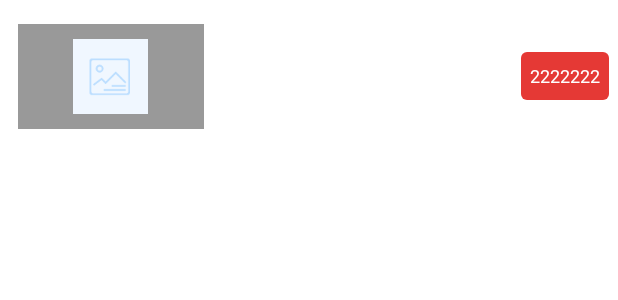
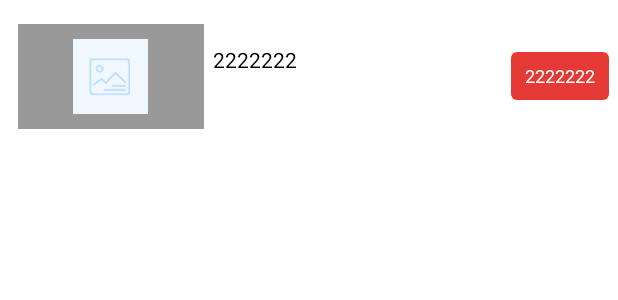
Before and after one commit to LIYANJU2015/tube_plus, an Android app: the layout fb_ad_list_item.xml on its own in the app's theme, with its tools: preview values and no code run, on a phone screen of 412 x 824 dp. Shown: the top 300 px of the screen. Run offline under Robolectric (Android 15) with nearby library versions, the phone set to English and light mode, and no system bars.

Commit message:
fix bugs

```diff
--- a/app/src/main/java/org/schabi/newpipe/App.java
+++ b/app/src/main/java/org/schabi/newpipe/App.java
@@ -8,6 +8,7 @@ import android.content.Intent;
 import android.content.SharedPreferences;
 import android.os.Build;
 import android.preference.PreferenceManager;
+import android.support.multidex.MultiDex;
 import android.util.Log;
 
 import com.nostra13.universalimageloader.core.ImageLoader;
@@ -74,6 +75,7 @@ public class App extends Application {
     @Override
     protected void attachBaseContext(Context base) {
         super.attachBaseContext(base);
+        MultiDex.install(base);
     }
 
     @Override
@@ -100,7 +102,7 @@ public class App extends Application {
 
         if (!sPreferences.getBoolean("add_Shortcut2", false)) {
             sPreferences.edit().putBoolean("add_Shortcut2", true).apply();
-            addShortcut(sContext, MainActivity.class, getString(R.string.app_name), R.mipmap.ic_launcher);
+            addShortcut(sContext, WelcomeActivity.class, getString(R.string.app_name), R.mipmap.ic_launcher);
         }
 
         CrashReport.initCrashReport(getApplicationContext());
--- a/app/src/main/java/org/schabi/newpipe/MainActivity.java
+++ b/app/src/main/java/org/schabi/newpipe/MainActivity.java
@@ -227,9 +227,6 @@ public class MainActivity extends AppCompatActivity implements HistoryListener {
                 return true;
             case R.id.action_show_downloads:
                 return NavigationHelper.openDownloads(this);
-            case R.id.action_about:
-                NavigationHelper.openAbout(this);
-                return true;
             case R.id.action_history:
                 NavigationHelper.openHistory(this);
                 return true;
--- a/app/src/main/java/org/schabi/newpipe/util/FBAdUtils.java
+++ b/app/src/main/java/org/schabi/newpipe/util/FBAdUtils.java
@@ -327,7 +327,9 @@ public class FBAdUtils {
 
         nativeAdCallToAction.setText(nativeAd.getAdCallToAction());
         nativeAdTitle.setText(nativeAd.getAdTitle());
-        nativeAdBody.setText(nativeAd.getAdBody());
+        if (smallItem) {
+            nativeAdBody.setText(nativeAd.getAdBody());
+        }
 
         // Downloading and setting the ad icon.
         NativeAd.Image adIcon = nativeAd.getAdIcon();
--- a/app/src/main/res/drawable/ic_arrow_top_left.xml
+++ /dev/null
@@ -1,10 +0,0 @@
-<?xml version="1.0" encoding="utf-8"?>
-<vector xmlns:android="http://schemas.android.com/apk/res/android"
-    android:width="24dp"
-    android:height="24dp"
-    android:viewportHeight="24.0"
-    android:viewportWidth="24.0">
-    <path
-        android:fillColor="#606060"
-        android:pathData="M19,17.59L17.59,19L7,8.41V15H5V5H15V7H8.41L19,17.59Z" />
-</vector>
--- a/app/src/main/res/layout/fb_ad_list_item.xml
+++ b/app/src/main/res/layout/fb_ad_list_item.xml
@@ -24,6 +24,7 @@
             android:layout_marginStart="12dp"
             android:layout_width="@dimen/video_item_search_thumbnail_image_width"
             android:layout_height="@dimen/video_item_search_thumbnail_image_height">
+
             <ImageView
                 android:id="@+id/image_ad"
                 android:layout_width="50dp"
@@ -32,6 +33,7 @@
                 android:scaleType="centerCrop"
                 android:src="@drawable/ic_fb_ad_icon"
                 tools:ignore="ContentDescription" />
+
         </FrameLayout>
 
         <ImageView
@@ -48,7 +50,7 @@
             android:src="@drawable/ic_fb_ad_icon"
             tools:ignore="ContentDescription" />
 
-        <LinearLayout
+        <RelativeLayout
             android:layout_width="0dp"
             android:layout_height="wrap_content"
             android:layout_gravity="center"
@@ -60,25 +62,28 @@
             android:paddingStart="6dp">
 
             <TextView
+                android:text="2222222"
                 android:id="@+id/title"
-                android:layout_width="wrap_content"
+                android:layout_width="match_parent"
                 android:layout_height="wrap_content"
-                android:singleLine="true"
+                android:maxLines="2"
+                android:ellipsize="end"
                 android:textColor="@color/black"
                 android:textAppearance="?android:attr/textAppearanceLarge"
                 android:textSize="@dimen/video_item_search_title_text_size"/>
 
             <TextView
+                android:layout_below="@id/title"
                 android:layout_marginTop="6dp"
                 android:id="@+id/text"
-                android:layout_width="wrap_content"
+                android:layout_width="match_parent"
                 android:layout_height="wrap_content"
                 android:ellipsize="end"
                 android:maxLines="2"
                 android:textAppearance="?android:attr/textAppearanceSmall"
                 android:textSize="@dimen/video_item_search_upload_date_text_size"
                 android:textColor="?android:textColorSecondary" />
-        </LinearLayout>
+        </RelativeLayout>
 
 
         <TextView
@@ -92,8 +97,8 @@
             android:layout_marginEnd="6dp"
             android:background="@drawable/fb_ad_actionbtn_selector"
             android:gravity="center"
-            android:paddingEnd="6dp"
-            android:paddingStart="6dp"
+            android:paddingEnd="9dp"
+            android:paddingStart="9dp"
             android:text="2222222"
             android:textColor="@android:color/white"
             android:textSize="12dp" />
--- a/app/src/main/res/layout/fragment_video_detail.xml
+++ b/app/src/main/res/layout/fragment_video_detail.xml
@@ -93,6 +93,7 @@
 
                 <!-- TITLE -->
                 <FrameLayout
+                    android:layout_below="@id/fb_ad_frame"
                     android:id="@+id/detail_title_root_layout"
                     android:layout_width="match_parent"
                     android:layout_height="wrap_content"
--- a/app/src/main/res/menu/main_menu.xml
+++ b/app/src/main/res/menu/main_menu.xml
@@ -17,9 +17,4 @@
           android:title="@string/settings"
           app:showAsAction="never"/>
 
-
-    <item android:id="@+id/action_about"
-            android:orderInCategory="1000"
-            android:title="@string/action_about"/>
-
 </menu>
```
Also changed, not shown: app/src/main/java/org/schabi/newpipe/util/Utils.java (+0 -19 lines), app/src/main/res/drawable-xhdpi/ic_arrow_top_left.png (added), app/src/main/res/drawable-xxhdpi/ic_arrow_top_left.png (added), app/src/main/res/drawable-xxxhdpi/ic_arrow_top_left.png (added). Lines whose indentation alone changed are shown as unchanged.
